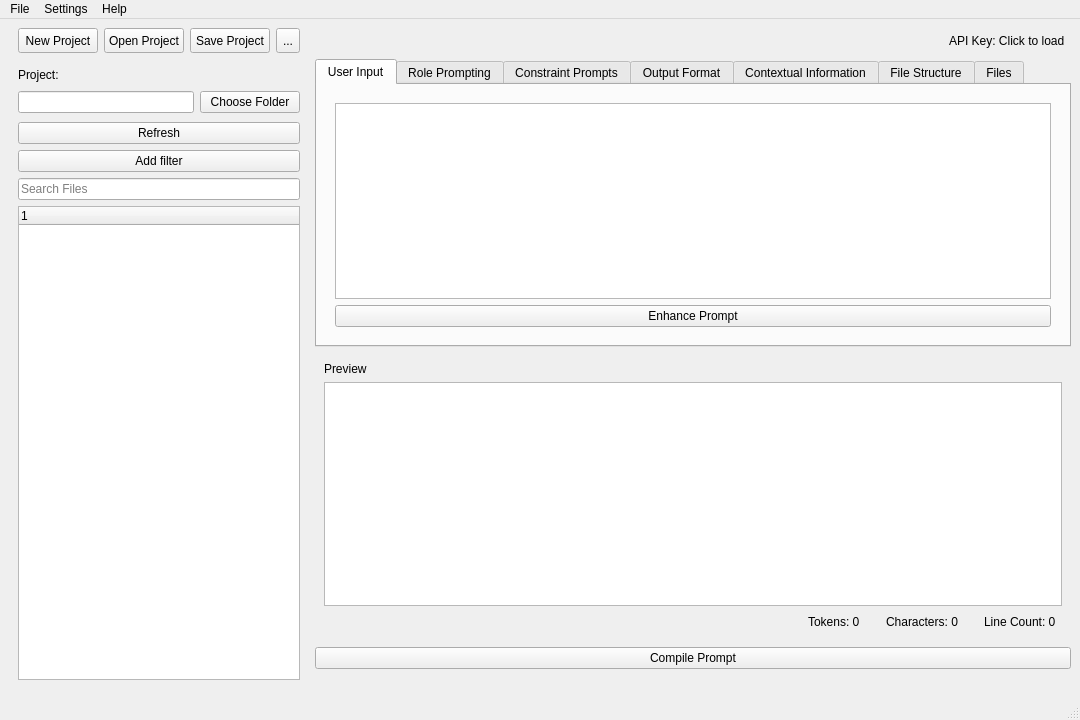
Before: the Qt Designer form ui/ui_main_window.ui in carboni123/IsolatePromptComposer, drawn with Qt 5.
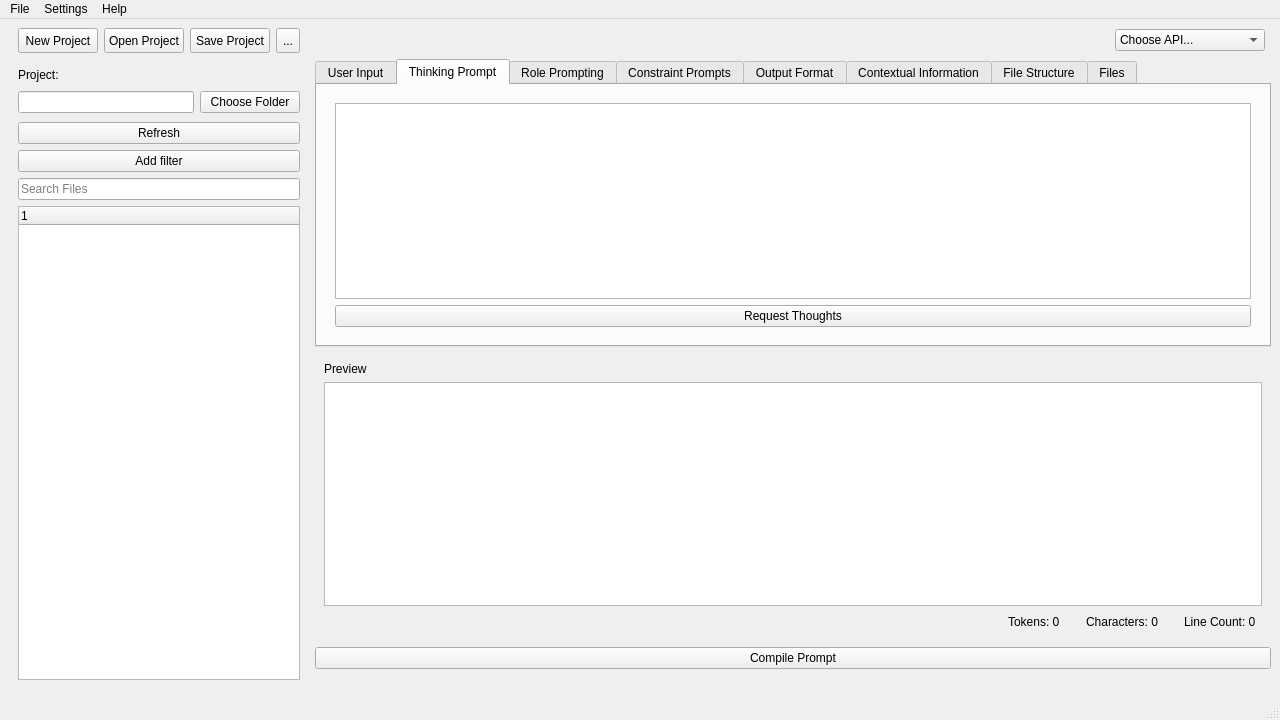
After: the same form once the commit is applied. The open tabs and pages were chosen to show the change.

Commit message:
Added api selection support, added thinking prompt
Create env file with the keys
OPENAI_API_KEY
DEEPSEEK_API_KEY
GOOGLEAI_API_KEY

Need to fix the thinking prompt button later. So far it should work by copy pasting text into the tab

Diff of the .ui file:
```diff
--- a/ui/ui_main_window.ui
+++ b/ui/ui_main_window.ui
@@ -6,7 +6,7 @@
    <rect>
     <x>0</x>
     <y>0</y>
-    <width>1080</width>
+    <width>1280</width>
     <height>720</height>
    </rect>
   </property>
@@ -153,10 +153,44 @@
        </spacer>
       </item>
       <item>
-       <widget class="QLabel" name="label_api">
-        <property name="text">
-         <string>API Key: Click to load</string>
+       <widget class="QComboBox" name="cb_api">
+        <property name="sizePolicy">
+         <sizepolicy hsizetype="Fixed" vsizetype="Fixed">
+          <horstretch>0</horstretch>
+          <verstretch>0</verstretch>
+         </sizepolicy>
         </property>
+        <property name="minimumSize">
+         <size>
+          <width>150</width>
+          <height>0</height>
+         </size>
+        </property>
+        <item>
+         <property name="text">
+          <string>Choose API...</string>
+         </property>
+        </item>
+        <item>
+         <property name="text">
+          <string>openai</string>
+         </property>
+        </item>
+        <item>
+         <property name="text">
+          <string>google</string>
+         </property>
+        </item>
+        <item>
+         <property name="text">
+          <string>deepseek</string>
+         </property>
+        </item>
+        <item>
+         <property name="text">
+          <string>alibaba-qwen</string>
+         </property>
+        </item>
        </widget>
       </item>
      </layout>
@@ -336,6 +370,33 @@
             </item>
            </layout>
           </widget>
+          <widget class="QWidget" name="tab_thinking">
+           <attribute name="title">
+            <string>Thinking Prompt</string>
+           </attribute>
+           <layout class="QVBoxLayout" name="verticalLayout_14">
+            <item>
+             <widget class="QWidget" name="widget_8" native="true">
+              <layout class="QVBoxLayout" name="verticalLayout_13">
+               <item>
+                <widget class="QPlainTextEdit" name="tedit_tab_toughts"/>
+               </item>
+               <item>
+                <layout class="QHBoxLayout" name="horizontalLayout_13">
+                 <item>
+                  <widget class="QPushButton" name="pb_thoughts">
+                   <property name="text">
+                    <string>Request Thoughts</string>
+                   </property>
+                  </widget>
+                 </item>
+                </layout>
+               </item>
+              </layout>
+             </widget>
+            </item>
+           </layout>
+          </widget>
           <widget class="QWidget" name="tab_2">
            <attribute name="title">
             <string>Role Prompting</string>
@@ -689,7 +750,7 @@
     <rect>
      <x>0</x>
      <y>0</y>
-     <width>1080</width>
+     <width>1280</width>
      <height>21</height>
     </rect>
    </property>
```
The commit also changes 9 other files.
